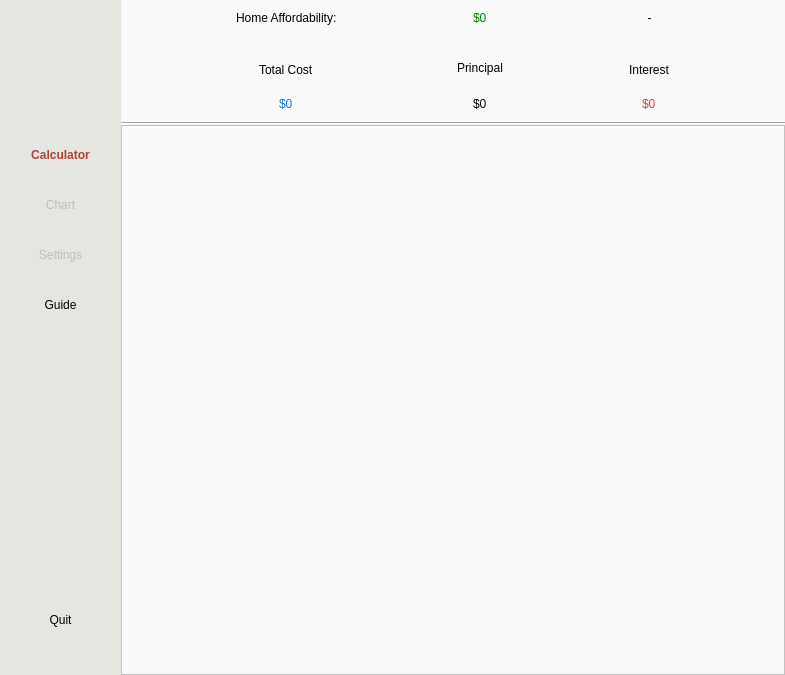
Old version of the form home-choice-pro/resources/main_window.ui in the repository Josh-Voyles/affordable.
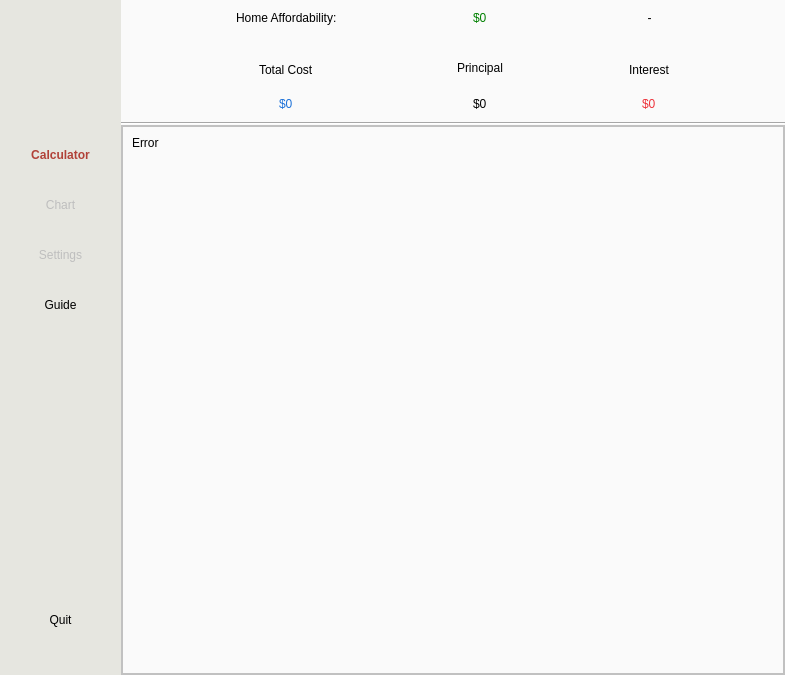
New version of the form. The open tabs and pages were chosen to show the change. Icons and pictures are not drawn.

Commit message: Resolved: #76 See: #31 intregate user-guide into main ui, write tests

What changed in the file:
```diff
--- a/home-choice-pro/resources/main_window.ui
+++ b/home-choice-pro/resources/main_window.ui
@@ -2012,6 +2012,73 @@
             <verstretch>0</verstretch>
            </sizepolicy>
           </property>
+          <layout class="QHBoxLayout" name="horizontalLayout_2">
+           <property name="leftMargin">
+            <number>0</number>
+           </property>
+           <property name="topMargin">
+            <number>0</number>
+           </property>
+           <property name="rightMargin">
+            <number>0</number>
+           </property>
+           <property name="bottomMargin">
+            <number>0</number>
+           </property>
+           <item>
+            <widget class="QScrollArea" name="guideScrollArea">
+             <property name="widgetResizable">
+              <bool>true</bool>
+             </property>
+             <widget class="QWidget" name="guideScrollContents">
+              <property name="geometry">
+               <rect>
+                <x>0</x>
+                <y>0</y>
+                <width>660</width>
+                <height>546</height>
+               </rect>
+              </property>
+              <layout class="QHBoxLayout" name="horizontalLayout_3">
+               <item>
+                <widget class="QLabel" name="guideLabel">
+                 <property name="sizePolicy">
+                  <sizepolicy hsizetype="Expanding" vsizetype="Expanding">
+                   <horstretch>0</horstretch>
+                   <verstretch>0</verstretch>
+                  </sizepolicy>
+                 </property>
+                 <property name="autoFillBackground">
+                  <bool>false</bool>
+                 </property>
+                 <property name="text">
+                  <string>Error</string>
+                 </property>
+                 <property name="textFormat">
+                  <enum>Qt::MarkdownText</enum>
+                 </property>
+                 <property name="scaledContents">
+                  <bool>false</bool>
+                 </property>
+                 <property name="alignment">
+                  <set>Qt::AlignLeading|Qt::AlignLeft|Qt::AlignTop</set>
+                 </property>
+                 <property name="wordWrap">
+                  <bool>true</bool>
+                 </property>
+                 <property name="margin">
+                  <number>6</number>
+                 </property>
+                 <property name="textInteractionFlags">
+                  <set>Qt::LinksAccessibleByKeyboard|Qt::LinksAccessibleByMouse|Qt::TextBrowserInteraction|Qt::TextSelectableByKeyboard|Qt::TextSelectableByMouse</set>
+                 </property>
+                </widget>
+               </item>
+              </layout>
+             </widget>
+            </widget>
+           </item>
+          </layout>
          </widget>
         </widget>
        </item>
```
The commit also changes 4 other files.
